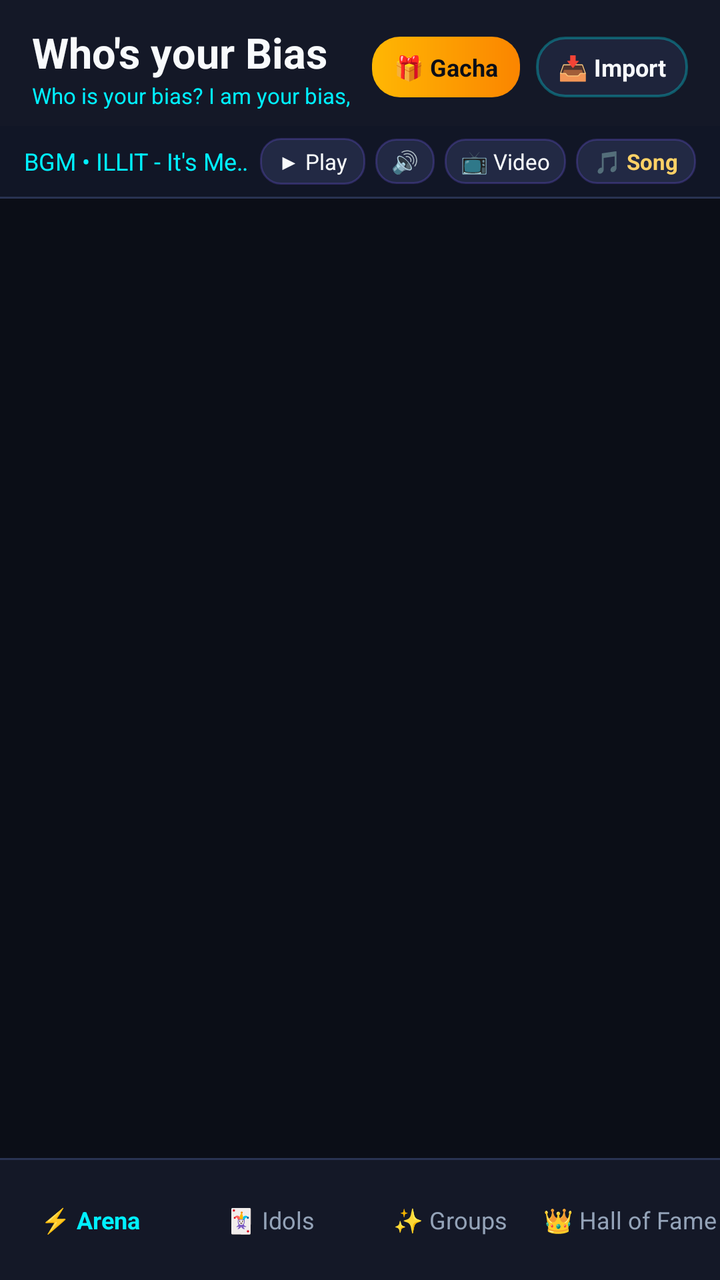
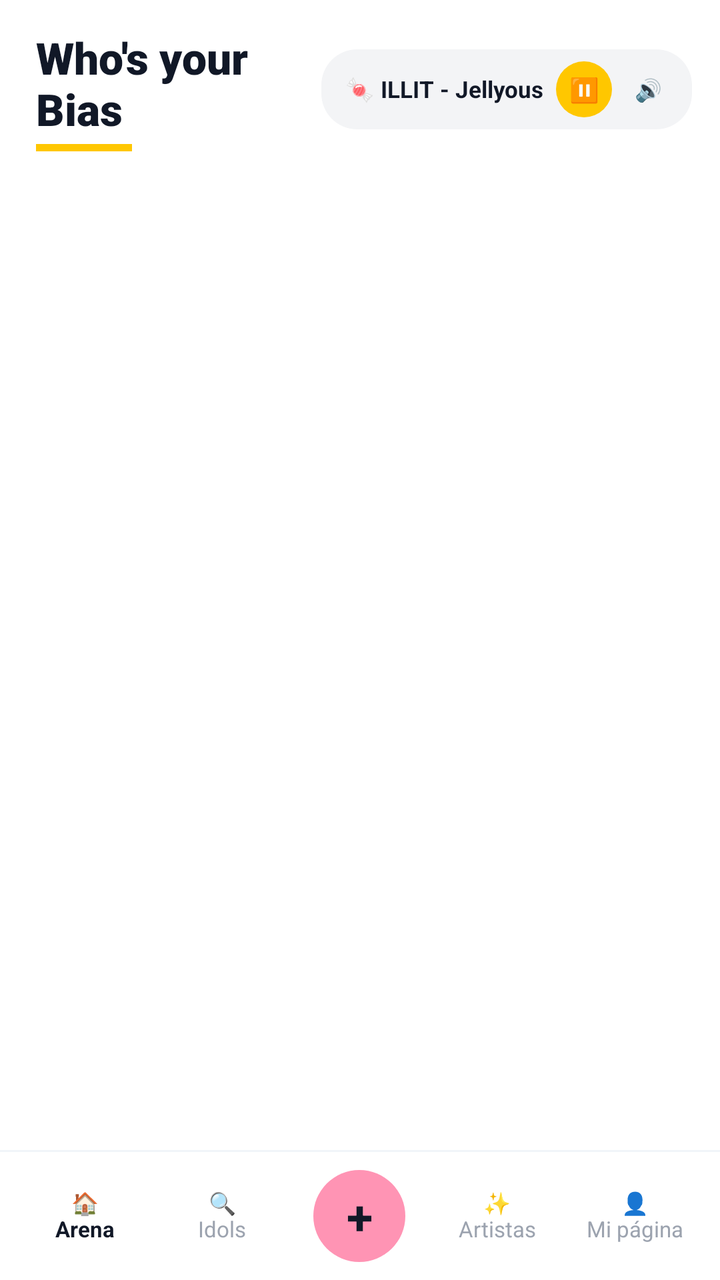

Screens rendered from an Android XML layout before and after an edit, with the pre-edit source and the edit as a unified diff.
<!-- AndroidManifest.xml: application theme Theme.WhosYourBias -->
<!-- res/layout/activity_main.xml -->
<?xml version="1.0" encoding="utf-8"?>
<LinearLayout xmlns:android="http://schemas.android.com/apk/res/android"
    android:layout_width="match_parent"
    android:layout_height="match_parent"
    android:orientation="vertical"
    android:background="@color/bg_dark_primary">

    
    <LinearLayout
        android:layout_width="match_parent"
        android:layout_height="wrap_content"
        android:orientation="horizontal"
        android:gravity="center_vertical"
        android:paddingStart="16dp"
        android:paddingEnd="16dp"
        android:paddingTop="12dp"
        android:paddingBottom="8dp"
        android:background="@color/bg_dark_surface">

        <LinearLayout
            android:layout_width="0dp"
            android:layout_height="wrap_content"
            android:layout_weight="1"
            android:orientation="vertical">

            <TextView
                android:layout_width="wrap_content"
                android:layout_height="wrap_content"
                android:text="@string/app_name"
                android:textColor="@color/text_primary"
                android:textSize="21sp"
                android:textStyle="bold" />

            <TextView
                android:layout_width="wrap_content"
                android:layout_height="wrap_content"
                android:text="@string/app_subtitle"
                android:textColor="@color/accent_cyan"
                android:textSize="11sp"
                android:maxLines="1" />
        </LinearLayout>

        <TextView
            android:id="@+id/btnHeaderGacha"
            android:layout_width="wrap_content"
            android:layout_height="wrap_content"
            android:text="🎁 Gacha"
            android:textColor="@color/bg_dark_primary"
            android:textStyle="bold"
            android:textSize="12sp"
            android:paddingStart="11dp"
            android:paddingEnd="11dp"
            android:paddingTop="7dp"
            android:paddingBottom="7dp"
            android:layout_marginEnd="8dp"
            android:background="@drawable/bg_btn_gold" />

        <TextView
            android:id="@+id/btnHeaderImport"
            android:layout_width="wrap_content"
            android:layout_height="wrap_content"
            android:text="📥 Import"
            android:textColor="@color/text_primary"
            android:textStyle="bold"
            android:textSize="12sp"
            android:paddingStart="11dp"
            android:paddingEnd="11dp"
            android:paddingTop="7dp"
            android:paddingBottom="7dp"
            android:background="@drawable/bg_btn_secondary" />
    </LinearLayout>

    
    <LinearLayout
        android:layout_width="match_parent"
        android:layout_height="wrap_content"
        android:orientation="vertical"
        android:background="#111626"
        android:paddingStart="12dp"
        android:paddingEnd="12dp"
        android:paddingTop="6dp"
        android:paddingBottom="6dp">

        <LinearLayout
            android:layout_width="match_parent"
            android:layout_height="wrap_content"
            android:orientation="horizontal"
            android:gravity="center_vertical">

            <TextView
                android:id="@+id/tvBgmTitle"
                android:layout_width="0dp"
                android:layout_height="wrap_content"
                android:layout_weight="1"
                android:text="@string/bgm_now_playing"
                android:textColor="@color/accent_cyan"
                android:textSize="12sp"
                android:singleLine="true"
                android:ellipsize="marquee" />

            <TextView
                android:id="@+id/btnBgmPlayPause"
                android:layout_width="wrap_content"
                android:layout_height="wrap_content"
                android:text="@string/bgm_play"
                android:textColor="@color/text_primary"
                android:textSize="11sp"
                android:paddingStart="9dp"
                android:paddingEnd="9dp"
                android:paddingTop="4dp"
                android:paddingBottom="4dp"
                android:layout_marginEnd="5dp"
                android:background="@drawable/bg_chip_tag" />

            <TextView
                android:id="@+id/btnBgmMute"
                android:layout_width="wrap_content"
                android:layout_height="wrap_content"
                android:text="@string/bgm_unmute"
                android:textColor="@color/text_primary"
                android:textSize="11sp"
                android:paddingStart="8dp"
                android:paddingEnd="8dp"
                android:paddingTop="4dp"
                android:paddingBottom="4dp"
                android:layout_marginEnd="5dp"
                android:background="@drawable/bg_chip_tag" />

            <TextView
                android:id="@+id/btnBgmVideoToggle"
                android:layout_width="wrap_content"
                android:layout_height="wrap_content"
                android:text="@string/bgm_video_toggle"
                android:textColor="@color/text_primary"
                android:textSize="11sp"
                android:paddingStart="8dp"
                android:paddingEnd="8dp"
                android:paddingTop="4dp"
                android:paddingBottom="4dp"
                android:layout_marginEnd="5dp"
                android:background="@drawable/bg_chip_tag" />

            <TextView
                android:id="@+id/btnBgmChangeSong"
                android:layout_width="wrap_content"
                android:layout_height="wrap_content"
                android:text="@string/bgm_change_song"
                android:textColor="@color/accent_gold"
                android:textSize="11sp"
                android:textStyle="bold"
                android:paddingStart="9dp"
                android:paddingEnd="9dp"
                android:paddingTop="4dp"
                android:paddingBottom="4dp"
                android:background="@drawable/bg_chip_tag" />
        </LinearLayout>

        <FrameLayout
            android:id="@+id/bgmVideoContainer"
            android:layout_width="match_parent"
            android:layout_height="135dp"
            android:layout_marginTop="6dp"
            android:visibility="gone">

            <WebView
                android:id="@+id/bgmWebView"
                android:layout_width="match_parent"
                android:layout_height="match_parent" />
        </FrameLayout>
    </LinearLayout>

    <View
        android:layout_width="match_parent"
        android:layout_height="1dp"
        android:background="@color/divider_glass" />

    
    <FrameLayout
        android:id="@+id/mainContentContainer"
        android:layout_width="match_parent"
        android:layout_height="0dp"
        android:layout_weight="1" />

    <View
        android:layout_width="match_parent"
        android:layout_height="1dp"
        android:background="@color/divider_glass" />

    
    <LinearLayout
        android:layout_width="match_parent"
        android:layout_height="60dp"
        android:orientation="horizontal"
        android:background="@color/bg_dark_surface"
        android:gravity="center">

        <TextView
            android:id="@+id/tabBtnArena"
            android:layout_width="0dp"
            android:layout_height="match_parent"
            android:layout_weight="1"
            android:gravity="center"
            android:text="⚡ Arena"
            android:textColor="@color/accent_cyan"
            android:textStyle="bold"
            android:textSize="12sp" />

        <TextView
            android:id="@+id/tabBtnIdols"
            android:layout_width="0dp"
            android:layout_height="match_parent"
            android:layout_weight="1"
            android:gravity="center"
            android:text="🃏 Idols"
            android:textColor="@color/text_secondary"
            android:textSize="12sp" />

        <TextView
            android:id="@+id/tabBtnGroups"
            android:layout_width="0dp"
            android:layout_height="match_parent"
            android:layout_weight="1"
            android:gravity="center"
            android:text="✨ Groups"
            android:textColor="@color/text_secondary"
            android:textSize="12sp" />

        <TextView
            android:id="@+id/tabBtnHallOfFame"
            android:layout_width="0dp"
            android:layout_height="match_parent"
            android:layout_weight="1"
            android:gravity="center"
            android:text="👑 Hall of Fame"
            android:textColor="@color/text_secondary"
            android:textSize="12sp" />
    </LinearLayout>

</LinearLayout>
<!-- resources referenced by this layout -->
<resources>
  <color name="accent_cyan">#00F0FF</color>
  <color name="accent_gold">#FFD166</color>
  <color name="bg_dark_primary">#0B0E17</color>
  <color name="bg_dark_surface">#141827</color>
  <color name="divider_glass">#293352</color>
  <color name="text_primary">#F8FAFC</color>
  <color name="text_secondary">#94A3B8</color>
  <!-- drawable bg_btn_gold (drawable) -->
  <?xml version="1.0" encoding="utf-8"?>
  <shape xmlns:android="http://schemas.android.com/apk/res/android"
      android:shape="rectangle">
      <gradient
          android:angle="0"
          android:startColor="#FFB703"
          android:endColor="#FB8500"
          android:type="linear" />
      <corners android:radius="14dp" />
  </shape>
  <!-- drawable bg_btn_secondary (drawable) -->
  <?xml version="1.0" encoding="utf-8"?>
  <shape xmlns:android="http://schemas.android.com/apk/res/android"
      android:shape="rectangle">
      <solid android:color="#1E243B" />
      <corners android:radius="14dp" />
      <stroke
          android:width="1.2dp"
          android:color="#4D00F0FF" />
  </shape>
  <!-- drawable bg_chip_tag (drawable) -->
  <?xml version="1.0" encoding="utf-8"?>
  <shape xmlns:android="http://schemas.android.com/apk/res/android"
      android:shape="rectangle">
      <solid android:color="#222944" />
      <corners android:radius="10dp" />
      <stroke
          android:width="1dp"
          android:color="#407B61FF" />
  </shape>
  <string name="app_name">Who\'s your Bias</string>
  <string name="app_subtitle">Who is your bias? I am your bias, it\'s me!</string>
  <string name="bgm_change_song">🎵 Song</string>
  <string name="bgm_now_playing">BGM • ILLIT - It\'s Me / Jellyous</string>
  <string name="bgm_play">▶ Play</string>
  <string name="bgm_unmute">🔊</string>
  <string name="bgm_video_toggle">📺 Video</string>
  <style name="Theme.WhosYourBias" parent="Theme.MaterialComponents.DayNight.NoActionBar">
          <item name="colorPrimary">@color/accent_violet</item>
          <item name="colorPrimaryVariant">#5A3EE0</item>
          <item name="colorOnPrimary">@color/text_primary</item>
          <item name="colorSecondary">@color/accent_cyan</item>
          <item name="colorOnSecondary">@color/bg_dark_primary</item>
          <item name="android:statusBarColor">@color/bg_dark_primary</item>
          <item name="android:navigationBarColor">@color/bg_dark_surface</item>
          <item name="android:windowBackground">@color/bg_dark_primary</item>
          <item name="android:textColorPrimary">@color/text_primary</item>
          <item name="android:textColorSecondary">@color/text_secondary</item>
      </style>
  <color name="accent_violet">#7B61FF</color>
</resources>

<!-- the commit's change to res/layout/activity_main.xml (unified diff, before → after) -->
@@ -3,7 +3,7 @@
     android:layout_width="match_parent"
     android:layout_height="match_parent"
     android:orientation="vertical"
-    android:background="@color/bg_dark_primary">
+    android:background="#FFFFFF">
 
     
     <LinearLayout
@@ -11,11 +11,11 @@
         android:layout_height="wrap_content"
         android:orientation="horizontal"
         android:gravity="center_vertical"
-        android:paddingStart="16dp"
-        android:paddingEnd="16dp"
-        android:paddingTop="12dp"
-        android:paddingBottom="8dp"
-        android:background="@color/bg_dark_surface">
+        android:paddingStart="18dp"
+        android:paddingEnd="14dp"
+        android:paddingTop="14dp"
+        android:paddingBottom="10dp"
+        android:background="#FFFFFF">
 
         <LinearLayout
             android:layout_width="0dp"
@@ -27,172 +27,124 @@
                 android:layout_width="wrap_content"
                 android:layout_height="wrap_content"
                 android:text="@string/app_name"
-                android:textColor="@color/text_primary"
-                android:textSize="21sp"
+                android:textColor="#111827"
+                android:textSize="22sp"
+                android:fontFamily="sans-serif-black"
                 android:textStyle="bold" />
 
-            <TextView
+            
+            <View
+                android:layout_width="48dp"
+                android:layout_height="3.5dp"
+                android:layout_marginTop="3dp"
+                android:background="#FFC700" />
+        </LinearLayout>
+
+        
+        <LinearLayout
+            android:layout_width="wrap_content"
+            android:layout_height="wrap_content"
+            android:orientation="horizontal"
+            android:gravity="center_vertical"
+            android:paddingStart="12dp"
+            android:paddingEnd="8dp"
+            android:paddingTop="6dp"
+            android:paddingBottom="6dp"
+            android:background="@drawable/bg_chip_tag">
+
+            <TextView
+                android:id="@+id/tvBgmTitle"
                 android:layout_width="wrap_content"
                 android:layout_height="wrap_content"
-                android:text="@string/app_subtitle"
-                android:textColor="@color/accent_cyan"
-                android:textSize="11sp"
-                android:maxLines="1" />
+                android:maxWidth="135dp"
+                android:text="🍬 ILLIT - Jellyous"
+                android:textColor="#111827"
+                android:textSize="11.5sp"
+                android:textStyle="bold"
+                android:singleLine="true"
+                android:ellipsize="end"
+                android:layout_marginEnd="6dp" />
+
+            <TextView
+                android:id="@+id/btnBgmPlayPause"
+                android:layout_width="28dp"
+                android:layout_height="28dp"
+                android:gravity="center"
+                android:text="⏸"
+                android:textColor="#111827"
+                android:textSize="12sp"
+                android:background="@drawable/bg_btn_primary"
+                android:layout_marginEnd="4dp" />
+
+            <TextView
+                android:id="@+id/btnBgmMute"
+                android:layout_width="28dp"
+                android:layout_height="28dp"
+                android:gravity="center"
+                android:text="🔊"
+                android:textColor="#111827"
+                android:textSize="11sp" />
+
+            <TextView
+                android:id="@+id/btnBgmChangeSong"
+                android:layout_width="0dp"
+                android:layout_height="0dp"
+                android:visibility="gone" />
+
+            <TextView
+                android:id="@+id/btnBgmVideoToggle"
+                android:layout_width="0dp"
+                android:layout_height="0dp"
+                android:visibility="gone" />
         </LinearLayout>
 
+        
         <TextView
             android:id="@+id/btnHeaderGacha"
-            android:layout_width="wrap_content"
-            android:layout_height="wrap_content"
-            android:text="🎁 Gacha"
-            android:textColor="@color/bg_dark_primary"
-            android:textStyle="bold"
-            android:textSize="12sp"
-            android:paddingStart="11dp"
-            android:paddingEnd="11dp"
-            android:paddingTop="7dp"
-            android:paddingBottom="7dp"
-            android:layout_marginEnd="8dp"
-            android:background="@drawable/bg_btn_gold" />
+            android:layout_width="0dp"
+            android:layout_height="0dp"
+            android:visibility="gone" />
 
         <TextView
             android:id="@+id/btnHeaderImport"
-            android:layout_width="wrap_content"
-            android:layout_height="wrap_content"
-            android:text="📥 Import"
-            android:textColor="@color/text_primary"
-            android:textStyle="bold"
-            android:textSize="12sp"
-            android:paddingStart="11dp"
-            android:paddingEnd="11dp"
-            android:paddingTop="7dp"
-            android:paddingBottom="7dp"
-            android:background="@drawable/bg_btn_secondary" />
+            android:layout_width="0dp"
+            android:layout_height="0dp"
+            android:visibility="gone" />
     </LinearLayout>
 
-    
-    <LinearLayout
-        android:layout_width="match_parent"
-        android:layout_height="wrap_content"
-        android:orientation="vertical"
-        android:background="#111626"
-        android:paddingStart="12dp"
-        android:paddingEnd="12dp"
-        android:paddingTop="6dp"
-        android:paddingBottom="6dp">
-
-        <LinearLayout
-            android:layout_width="match_parent"
-            android:layout_height="wrap_content"
-            android:orientation="horizontal"
-            android:gravity="center_vertical">
-
-            <TextView
-                android:id="@+id/tvBgmTitle"
-                android:layout_width="0dp"
-                android:layout_height="wrap_content"
-                android:layout_weight="1"
-                android:text="@string/bgm_now_playing"
-                android:textColor="@color/accent_cyan"
-                android:textSize="12sp"
-                android:singleLine="true"
-                android:ellipsize="marquee" />
-
-            <TextView
-                android:id="@+id/btnBgmPlayPause"
-                android:layout_width="wrap_content"
-                android:layout_height="wrap_content"
-                android:text="@string/bgm_play"
-                android:textColor="@color/text_primary"
-                android:textSize="11sp"
-                android:paddingStart="9dp"
-                android:paddingEnd="9dp"
-                android:paddingTop="4dp"
-                android:paddingBottom="4dp"
-                android:layout_marginEnd="5dp"
-                android:background="@drawable/bg_chip_tag" />
-
-            <TextView
-                android:id="@+id/btnBgmMute"
-                android:layout_width="wrap_content"
-                android:layout_height="wrap_content"
-                android:text="@string/bgm_unmute"
-                android:textColor="@color/text_primary"
-                android:textSize="11sp"
-                android:paddingStart="8dp"
-                android:paddingEnd="8dp"
-                android:paddingTop="4dp"
-                android:paddingBottom="4dp"
-                android:layout_marginEnd="5dp"
-                android:background="@drawable/bg_chip_tag" />
-
-            <TextView
-                android:id="@+id/btnBgmVideoToggle"
-                android:layout_width="wrap_content"
-                android:layout_height="wrap_content"
-                android:text="@string/bgm_video_toggle"
-                android:textColor="@color/text_primary"
-                android:textSize="11sp"
-                android:paddingStart="8dp"
-                android:paddingEnd="8dp"
-                android:paddingTop="4dp"
-                android:paddingBottom="4dp"
-                android:layout_marginEnd="5dp"
-                android:background="@drawable/bg_chip_tag" />
-
-            <TextView
-                android:id="@+id/btnBgmChangeSong"
-                android:layout_width="wrap_content"
-                android:layout_height="wrap_content"
-                android:text="@string/bgm_change_song"
-                android:textColor="@color/accent_gold"
-                android:textSize="11sp"
-                android:textStyle="bold"
-                android:paddingStart="9dp"
-                android:paddingEnd="9dp"
-                android:paddingTop="4dp"
-                android:paddingBottom="4dp"
-                android:background="@drawable/bg_chip_tag" />
-        </LinearLayout>
-
-        <FrameLayout
-            android:id="@+id/bgmVideoContainer"
-            android:layout_width="match_parent"
-            android:layout_height="135dp"
-            android:layout_marginTop="6dp"
-            android:visibility="gone">
-
-            <WebView
-                android:id="@+id/bgmWebView"
-                android:layout_width="match_parent"
-                android:layout_height="match_parent" />
-        </FrameLayout>
-    </LinearLayout>
-
-    <View
-        android:layout_width="match_parent"
-        android:layout_height="1dp"
-        android:background="@color/divider_glass" />
+    <FrameLayout
+        android:id="@+id/bgmVideoContainer"
+        android:layout_width="0dp"
+        android:layout_height="0dp"
+        android:visibility="gone">
+        <WebView
+            android:id="@+id/bgmWebView"
+            android:layout_width="1dp"
+            android:layout_height="1dp" />
+    </FrameLayout>
 
     
     <FrameLayout
         android:id="@+id/mainContentContainer"
         android:layout_width="match_parent"
         android:layout_height="0dp"
-        android:layout_weight="1" />
+        android:layout_weight="1"
+        android:background="#FFFFFF" />
 
     <View
         android:layout_width="match_parent"
         android:layout_height="1dp"
-        android:background="@color/divider_glass" />
+        android:background="#F1F5F9" />
 
     
     <LinearLayout
         android:layout_width="match_parent"
-        android:layout_height="60dp"
+        android:layout_height="64dp"
         android:orientation="horizontal"
-        android:background="@color/bg_dark_surface"
-        android:gravity="center">
+        android:background="#FFFFFF"
+        android:gravity="center"
+        android:paddingStart="8dp"
+        android:paddingEnd="8dp">
 
         <TextView
             android:id="@+id/tabBtnArena"
@@ -200,10 +152,10 @@
             android:layout_height="match_parent"
             android:layout_weight="1"
             android:gravity="center"
-            android:text="⚡ Arena"
-            android:textColor="@color/accent_cyan"
+            android:text="🏠\nArena"
+            android:textColor="#111827"
             android:textStyle="bold"
-            android:textSize="12sp" />
+            android:textSize="11sp" />
 
         <TextView
             android:id="@+id/tabBtnIdols"
@@ -211,9 +163,28 @@
             android:layout_height="match_parent"
             android:layout_weight="1"
             android:gravity="center"
-            android:text="🃏 Idols"
-            android:textColor="@color/text_secondary"
-            android:textSize="12sp" />
+            android:text="🔍\nIdols"
+            android:textColor="#9CA3AF"
+            android:textSize="11sp" />
+
+        
+        <FrameLayout
+            android:layout_width="0dp"
+            android:layout_height="match_parent"
+            android:layout_weight="1">
+
+            <TextView
+                android:id="@+id/btnCenterPlus"
+                android:layout_width="46dp"
+                android:layout_height="46dp"
+                android:layout_gravity="center"
+                android:gravity="center"
+                android:text="+"
+                android:textColor="#111827"
+                android:textSize="24sp"
+                android:textStyle="bold"
+                android:background="@drawable/bg_btn_gold" />
+        </FrameLayout>
 
         <TextView
             android:id="@+id/tabBtnGroups"
@@ -221,9 +192,9 @@
             android:layout_height="match_parent"
             android:layout_weight="1"
             android:gravity="center"
-            android:text="✨ Groups"
-            android:textColor="@color/text_secondary"
-            android:textSize="12sp" />
+            android:text="✨\nArtistas"
+            android:textColor="#9CA3AF"
+            android:textSize="11sp" />
 
         <TextView
             android:id="@+id/tabBtnHallOfFame"
@@ -231,9 +202,9 @@
             android:layout_height="match_parent"
             android:layout_weight="1"
             android:gravity="center"
-            android:text="👑 Hall of Fame"
-            android:textColor="@color/text_secondary"
-            android:textSize="12sp" />
+            android:text="👤\nMi página"
+            android:textColor="#9CA3AF"
+            android:textSize="11sp" />
     </LinearLayout>
 
 </LinearLayout>
<!-- resource entries referenced after the edit -->
@@ -1,62 +1,39 @@
 <!-- resources referenced by this layout -->
 <resources>
-  <color name="accent_cyan">#00F0FF</color>
-  <color name="accent_gold">#FFD166</color>
-  <color name="bg_dark_primary">#0B0E17</color>
-  <color name="bg_dark_surface">#141827</color>
-  <color name="divider_glass">#293352</color>
-  <color name="text_primary">#F8FAFC</color>
-  <color name="text_secondary">#94A3B8</color>
   <!-- drawable bg_btn_gold (drawable) -->
   <?xml version="1.0" encoding="utf-8"?>
   <shape xmlns:android="http://schemas.android.com/apk/res/android"
       android:shape="rectangle">
-      <gradient
-          android:angle="0"
-          android:startColor="#FFB703"
-          android:endColor="#FB8500"
-          android:type="linear" />
-      <corners android:radius="14dp" />
+      <solid android:color="#FF94B4" />
+      <corners android:radius="24dp" />
   </shape>
-  <!-- drawable bg_btn_secondary (drawable) -->
+  <!-- drawable bg_btn_primary (drawable) -->
   <?xml version="1.0" encoding="utf-8"?>
   <shape xmlns:android="http://schemas.android.com/apk/res/android"
       android:shape="rectangle">
-      <solid android:color="#1E243B" />
-      <corners android:radius="14dp" />
-      <stroke
-          android:width="1.2dp"
-          android:color="#4D00F0FF" />
+      <solid android:color="#FFC700" />
+      <corners android:radius="24dp" />
   </shape>
   <!-- drawable bg_chip_tag (drawable) -->
   <?xml version="1.0" encoding="utf-8"?>
   <shape xmlns:android="http://schemas.android.com/apk/res/android"
       android:shape="rectangle">
-      <solid android:color="#222944" />
-      <corners android:radius="10dp" />
-      <stroke
-          android:width="1dp"
-          android:color="#407B61FF" />
+      <solid android:color="#F3F4F6" />
+      <corners android:radius="18dp" />
   </shape>
   <string name="app_name">Who\'s your Bias</string>
-  <string name="app_subtitle">Who is your bias? I am your bias, it\'s me!</string>
-  <string name="bgm_change_song">🎵 Song</string>
-  <string name="bgm_now_playing">BGM • ILLIT - It\'s Me / Jellyous</string>
-  <string name="bgm_play">▶ Play</string>
-  <string name="bgm_unmute">🔊</string>
-  <string name="bgm_video_toggle">📺 Video</string>
-  <style name="Theme.WhosYourBias" parent="Theme.MaterialComponents.DayNight.NoActionBar">
-          <item name="colorPrimary">@color/accent_violet</item>
-          <item name="colorPrimaryVariant">#5A3EE0</item>
-          <item name="colorOnPrimary">@color/text_primary</item>
-          <item name="colorSecondary">@color/accent_cyan</item>
-          <item name="colorOnSecondary">@color/bg_dark_primary</item>
-          <item name="android:statusBarColor">@color/bg_dark_primary</item>
-          <item name="android:navigationBarColor">@color/bg_dark_surface</item>
-          <item name="android:windowBackground">@color/bg_dark_primary</item>
-          <item name="android:textColorPrimary">@color/text_primary</item>
-          <item name="android:textColorSecondary">@color/text_secondary</item>
+  <style name="Theme.WhosYourBias" parent="Theme.MaterialComponents.Light.NoActionBar">
+          <item name="colorPrimary">#111827</item>
+          <item name="colorPrimaryVariant">#1F2937</item>
+          <item name="colorOnPrimary">#FFFFFF</item>
+          <item name="colorSecondary">#FFC700</item>
+          <item name="colorOnSecondary">#111827</item>
+          <item name="android:statusBarColor">#FFFFFF</item>
+          <item name="android:windowLightStatusBar" tools:targetApi="m">true</item>
+          <item name="android:navigationBarColor">#FFFFFF</item>
+          <item name="android:windowBackground">#FFFFFF</item>
+          <item name="android:textColorPrimary">#111827</item>
+          <item name="android:textColorSecondary">#6B7280</item>
       </style>
-  <color name="accent_violet">#7B61FF</color>
 </resources>
 
